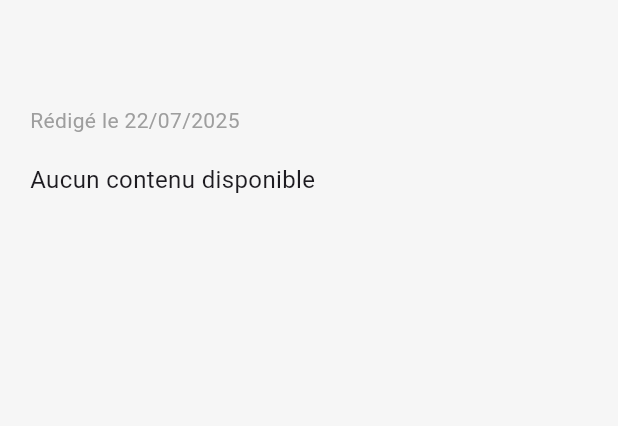
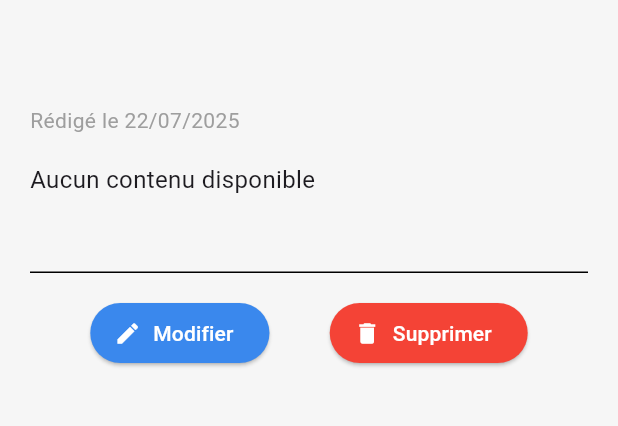
Before and after one commit to Xantos07/Revato, a Flutter app: the Dreamdetail screen opened directly with empty values, on a phone screen of 412 x 824 dp, the part 84-510 px from its top. Run offline on Flutter 3.47's test engine with Material 3 defaults, Android fonts, the phone set to English and light mode, and no system bars; our stand-ins replace sqflite; accounts and stored records are empty.

Commit message:
✨Edit and Delete Buttons view

```diff
--- a/revato_app/lib/widgets/DreamDetail/DreamDetail.dart
+++ b/revato_app/lib/widgets/DreamDetail/DreamDetail.dart
@@ -8,6 +8,16 @@ class Dreamdetail extends StatelessWidget {
   final Dream dream;
 
   const Dreamdetail({required this.dream, Key? key}) : super(key: key);
+
+  void _editDream() {
+    // Logique pour éditer le rêve
+    debugPrint('Édition du rêve: ${dream.title}');
+  }
+
+  void _deleteDream() {
+    // Logique pour supprimer le rêve
+    debugPrint('Suppression du rêve: ${dream.title}');
+  }
 
   @override
   Widget build(BuildContext context) {
@@ -84,6 +94,41 @@ class Dreamdetail extends StatelessWidget {
               const SizedBox(height: 8),
               DreamChipsRow(dream),
             ],
+
+            // Ajouter en bas de l'écran de détail
+            const SizedBox(height: 34),
+
+            Container(
+              margin: const EdgeInsets.symmetric(vertical: 16),
+              height: 1,
+              color: const Color.fromARGB(255, 0, 0, 0),
+            ),
+
+            Row(
+              mainAxisAlignment: MainAxisAlignment.spaceEvenly,
+              children: [
+                ElevatedButton.icon(
+                  onPressed: () => _editDream(),
+                  icon: Icon(Icons.edit, color: Colors.white),
+                  label: Text(
+                    'Modifier',
+                    style: TextStyle(color: Colors.white),
+                  ),
+                  style: ElevatedButton.styleFrom(
+                    backgroundColor: const Color.fromARGB(255, 58, 136, 237),
+                  ),
+                ),
+                ElevatedButton.icon(
+                  onPressed: () => _deleteDream(),
+                  icon: Icon(Icons.delete, color: Colors.white),
+                  label: Text(
+                    'Supprimer',
+                    style: TextStyle(color: Colors.white),
+                  ),
+                  style: ElevatedButton.styleFrom(backgroundColor: Colors.red),
+                ),
+              ],
+            ),
           ],
         ),
       ),
```
